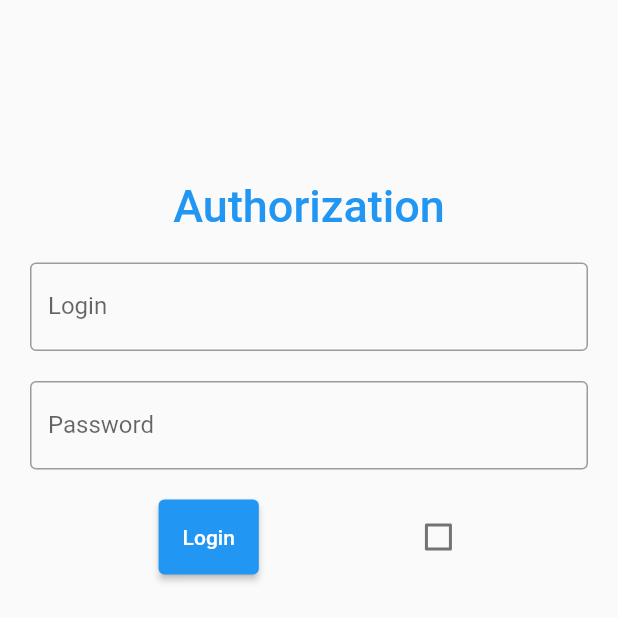
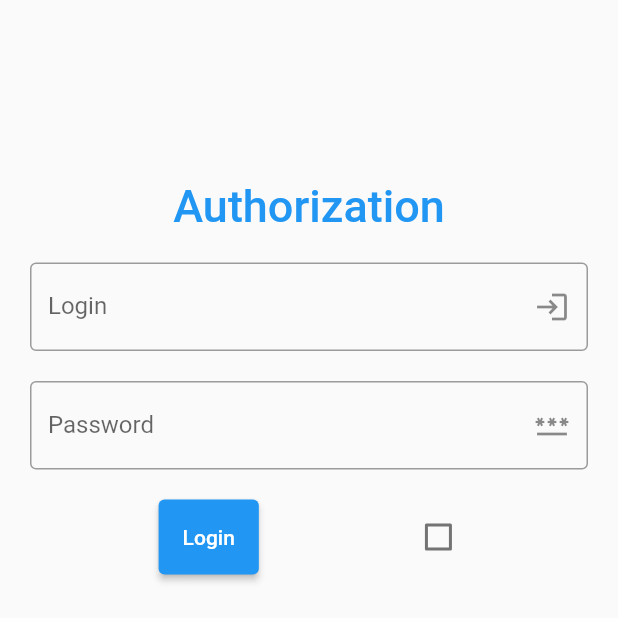
Before and after one commit to Serg8787/flutter_course_one, a Flutter app: the screen it shows after launch, after a tap on "Login", on a phone screen of 412 x 824 dp, the top half of it. Run offline on Flutter 3.47's test engine with Material 2 defaults, Android fonts, the phone set to English and light mode, and no system bars; our stand-ins replace shared_preferences; missing offline and left inert: dart:ffi.

Commit message:
add icons

```diff
--- a/lib/main.dart
+++ b/lib/main.dart
@@ -28,25 +28,25 @@ class SplashScreen extends StatefulWidget {
 }
 
 class _SplashScreenState extends State<SplashScreen> {
+  static const adminKey = "adminData";
 
 
-  // Future init() async {
-  //   preferences = await SharedPreferences.getInstance();
-  //   bool? admin = preferences.getBool("admin");
-  // }
+  Future getBool() async {
+    var prefs =await SharedPreferences.getInstance();
+    prefs.getBool(adminKey)?? false;
+  }
 
 
 
   @override
   void initState() {
-    // TODO: implement initState
+    WidgetsFlutterBinding.ensureInitialized();
     super.initState();
 
-
-    Timer(Duration(seconds: 3), () {
+    Timer(const Duration(seconds: 3), () {
+      print(getBool());
         Navigator.of(context)
-            .pushReplacement(MaterialPageRoute(builder: (_) => LoginScreen()));
-
+            .push(MaterialPageRoute(builder: (_) => LoginScreen()));
     });
   }
 
--- a/lib/screens/login_screen.dart
+++ b/lib/screens/login_screen.dart
@@ -1,4 +1,7 @@
+import 'dart:ffi';
+
 import 'package:flutter/material.dart';
+import 'package:flutter/services.dart';
 import 'package:flutter_course_one/screens/welcome_dart.dart';
 import 'package:shared_preferences/shared_preferences.dart';
 
@@ -8,10 +11,25 @@ class LoginScreen extends StatefulWidget {
 }
 
 class LoginScreenState extends State<LoginScreen> {
+
   TextEditingController nameController = TextEditingController();
   TextEditingController passwordController = TextEditingController();
   bool? isCheckedCheckBox = false;
-  final prefs = await SharedPreferences.getInstance();
+  static const adminKey = "adminData";
+
+
+  Future setBoolFromCheckBox(bool isCheckBox) async {
+    var prefs =await SharedPreferences.getInstance();
+    prefs.setBool(adminKey,isCheckBox);
+  }
+  @override
+  void initState() {
+    WidgetsFlutterBinding.ensureInitialized();
+
+    // TODO: implement initState
+    super.initState();
+    setBoolFromCheckBox(false);
+  }
 
   @override
   Widget build(BuildContext context) {
@@ -20,7 +38,9 @@ class LoginScreenState extends State<LoginScreen> {
           padding: const EdgeInsets.all(10),
           child: ListView(
             children: <Widget>[
-              SizedBox(height: 100,),
+              const SizedBox(
+                height: 100,
+              ),
               Container(
                   alignment: Alignment.center,
                   padding: const EdgeInsets.all(10),
@@ -38,6 +58,7 @@ class LoginScreenState extends State<LoginScreen> {
                   decoration: const InputDecoration(
                     border: OutlineInputBorder(),
                     labelText: 'Login',
+                    suffixIcon: Icon(Icons.login),
                   ),
                 ),
               ),
@@ -49,15 +70,15 @@ class LoginScreenState extends State<LoginScreen> {
                   decoration: const InputDecoration(
                     border: OutlineInputBorder(),
                     labelText: 'Password',
+                    suffixIcon: Icon(Icons.password),
                   ),
                 ),
               ),
-              SizedBox(
+              const SizedBox(
                 height: 20,
               ),
               Row(
                 mainAxisAlignment: MainAxisAlignment.spaceEvenly,
-
                 children: [
                   Container(
                     height: 50,
@@ -67,12 +88,10 @@ class LoginScreenState extends State<LoginScreen> {
                       onPressed: () {
                         if (nameController.text == "admin" &&
                             passwordController.text == "12345") {
-                          Navigator.of(context).pushReplacement(
+                          Navigator.of(context).push(
                               MaterialPageRoute(builder: (_) => Welcome()));
                         } else {
-                          print(nameController.text);
-                          print(passwordController.text);
-                          ScaffoldMessenger.of(context).showSnackBar(SnackBar(
+                          ScaffoldMessenger.of(context).showSnackBar(const SnackBar(
                               content:
                                   Text("Login and password are not correct")));
                         }
@@ -82,10 +101,16 @@ class LoginScreenState extends State<LoginScreen> {
                   Container(
                     child: Checkbox(
                         value: isCheckedCheckBox,
-                        onChanged: (newBool) {
+                        onChanged: (newBool) async {
                           setState(() {
                             isCheckedCheckBox = newBool;
                           });
+                          if(isCheckedCheckBox ==true &&
+                              nameController.text == "admin"&&
+                          passwordController.text=="12345"){
+                            setBoolFromCheckBox(isCheckedCheckBox!);
+                            print(setBoolFromCheckBox(isCheckedCheckBox!));
+                          }
                         }),
                   ),
                 ],
```
